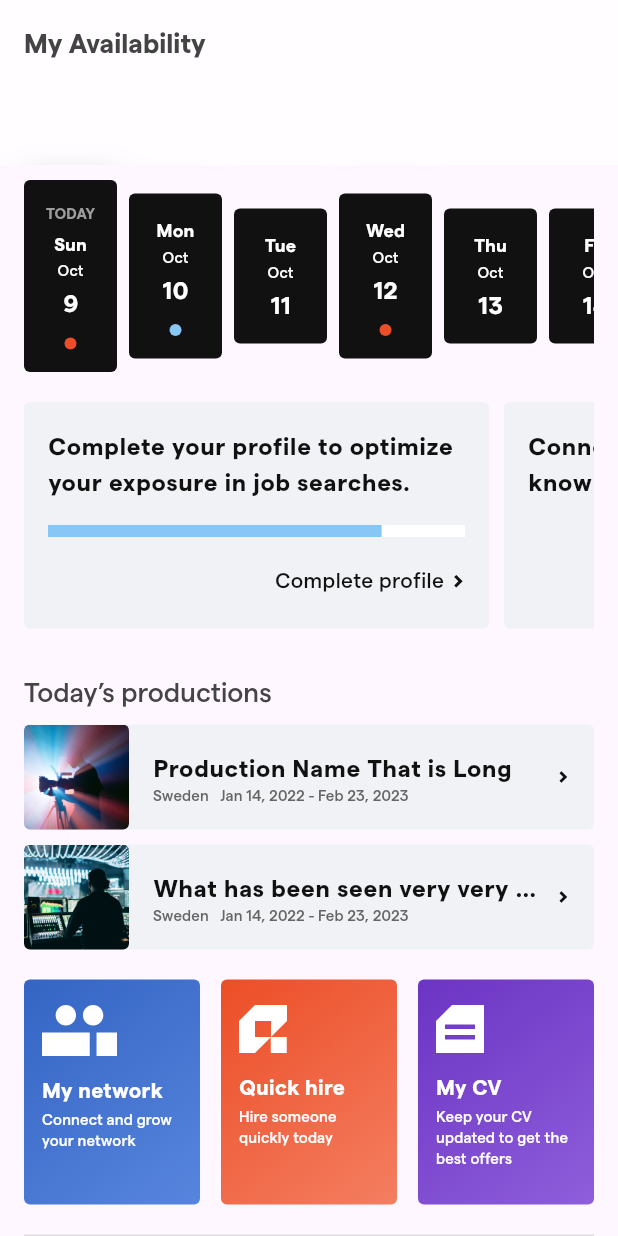
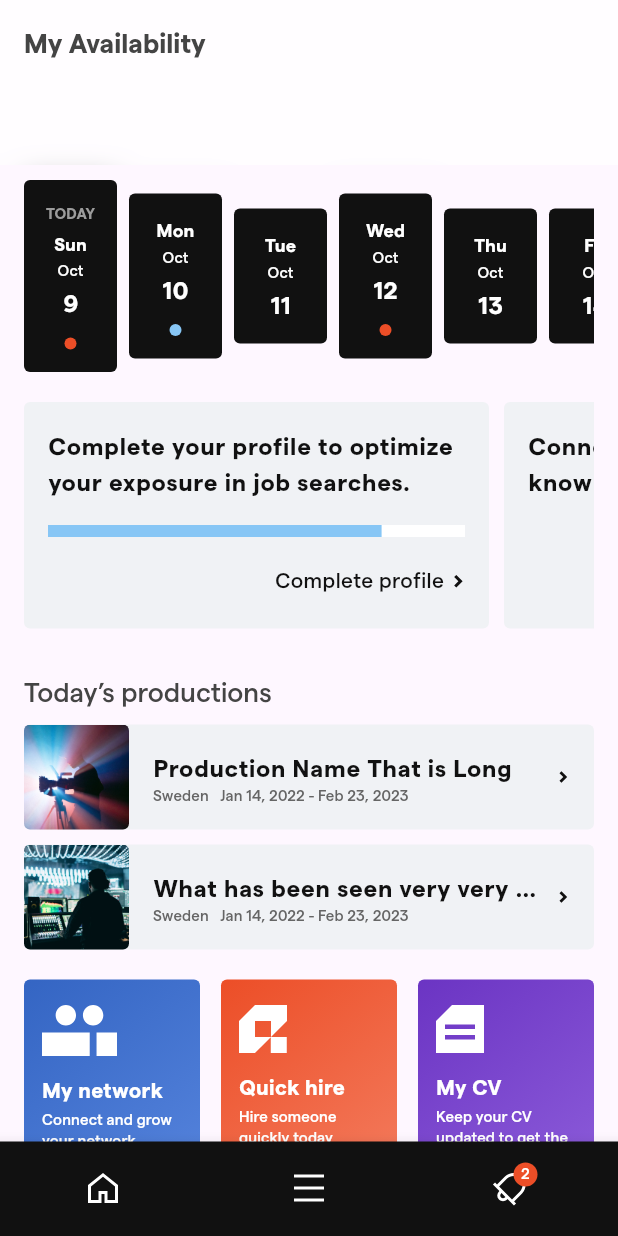
Before and after one commit to IlyaZadyabin/media, a Flutter app: the screen it shows after launch, on a phone screen of 412 x 824 dp. Run offline on Flutter 3.47's test engine with Material 2 defaults, Android fonts, the phone set to English and light mode, and no system bars; our stand-ins replace flutter_svg.

Commit message:
feat(bottom bar): Bottom bar with notification counter

```diff
--- a/lib/view/home_screen.dart
+++ b/lib/view/home_screen.dart
@@ -2,6 +2,7 @@ import 'dart:ui';
 
 import 'package:flutter/material.dart';
 import 'package:flutter/services.dart';
+import 'package:flutter_svg/flutter_svg.dart';
 import 'package:qyre/core/core_styles.dart';
 import 'package:qyre/view/components/collapsed_horizontal_dates.dart';
 import 'package:qyre/view/components/expanded_horizontal_dates.dart';
@@ -71,6 +72,60 @@ class _HomeScreenState extends State<HomeScreen> with TickerProviderStateMixin {
                 color: CoreStyles.black,
               ),
         ),
+      ),
+      bottomNavigationBar: BottomNavigationBar(
+        showSelectedLabels: false,
+        showUnselectedLabels: false,
+        backgroundColor: CoreStyles.veryBlack,
+        items: [
+          BottomNavigationBarItem(
+            icon: Padding(
+              padding: const EdgeInsets.only(top: 5),
+              child: SvgPicture.asset('assets/icons/house.svg'),
+            ),
+            label: 'home',
+          ),
+          BottomNavigationBarItem(
+            icon: Padding(
+              padding: const EdgeInsets.only(top: 5),
+              child: SvgPicture.asset('assets/icons/bars.svg'),
+            ),
+            label: 'info',
+          ),
+          BottomNavigationBarItem(
+            icon: SizedBox(
+              width: 30,
+              child: Stack(
+                children: [
+                  Padding(
+                    padding: const EdgeInsets.only(top: 5),
+                    child: SvgPicture.asset('assets/icons/bell.svg'),
+                  ),
+                  Align(
+                    alignment: Alignment.topRight,
+                    child: Container(
+                      width: 16,
+                      height: 16,
+                      decoration: const BoxDecoration(
+                        color: CoreStyles.red,
+                        shape: BoxShape.circle,
+                      ),
+                      child: Text(
+                        '2',
+                        textAlign: TextAlign.center,
+                        style: Theme.of(context)
+                            .textTheme
+                            .subtitle2
+                            ?.copyWith(color: CoreStyles.white),
+                      ),
+                    ),
+                  ),
+                ],
+              ),
+            ),
+            label: 'notifications',
+          ),
+        ],
       ),
       body: Stack(
         children: [
```
Also changed, not shown: assets/icons/bars.svg (added), assets/icons/bell.svg (added), assets/icons/house.svg (added).
